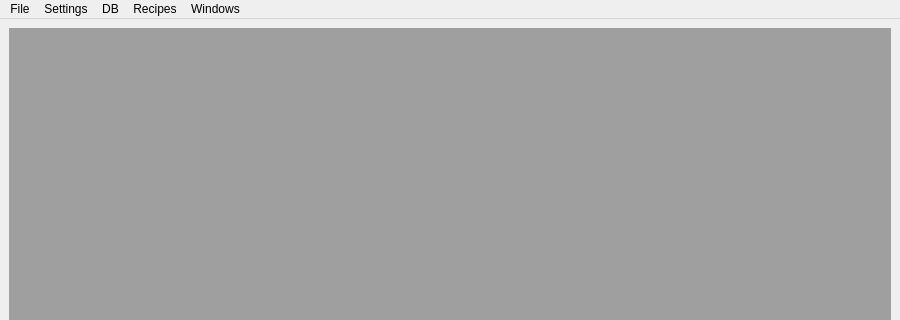
The window that ui/windows/main_window.ui (JoonKai/WorkLog) describes before a commit, drawn with Qt 5; both pictures show x 0 to 900 and y 0 to 320 of the 900 by 713 pixel window.
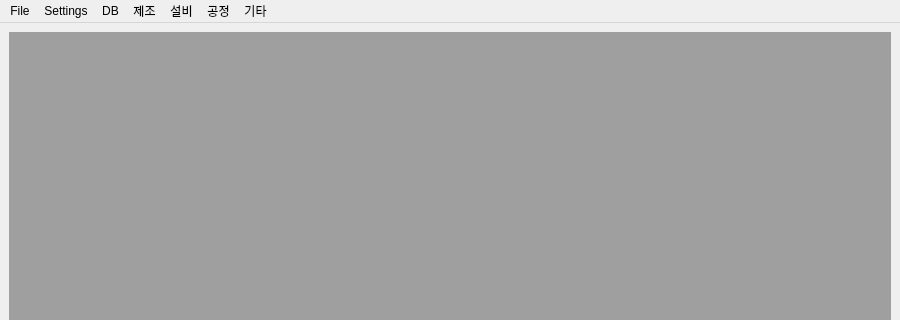
The same window after the commit.

The edit to the form file:
```diff
--- a/ui/windows/main_window.ui
+++ b/ui/windows/main_window.ui
@@ -49,21 +49,33 @@
    </widget>
    <widget class="QMenu" name="menuRecipe">
     <property name="title">
-     <string>Recipes</string>
+     <string>제조</string>
     </property>
    </widget>
    <widget class="QMenu" name="menuWindows">
     <property name="title">
-     <string>Windows</string>
+     <string>설비</string>
     </property>
     <addaction name="mn_Schedule"/>
     <addaction name="mn_webControl"/>
    </widget>
+   <widget class="QMenu" name="menu">
+    <property name="title">
+     <string>공정</string>
+    </property>
+   </widget>
+   <widget class="QMenu" name="menu_2">
+    <property name="title">
+     <string>기타</string>
+    </property>
+   </widget>
    <addaction name="menuFile"/>
    <addaction name="menuSettings"/>
    <addaction name="menuDB"/>
    <addaction name="menuRecipe"/>
    <addaction name="menuWindows"/>
+   <addaction name="menu"/>
+   <addaction name="menu_2"/>
   </widget>
   <widget class="QStatusBar" name="statusbar"/>
   <action name="actionwefwefwef">
```
Left out of the diff: 4 changed lines with no effect on the pictures.
